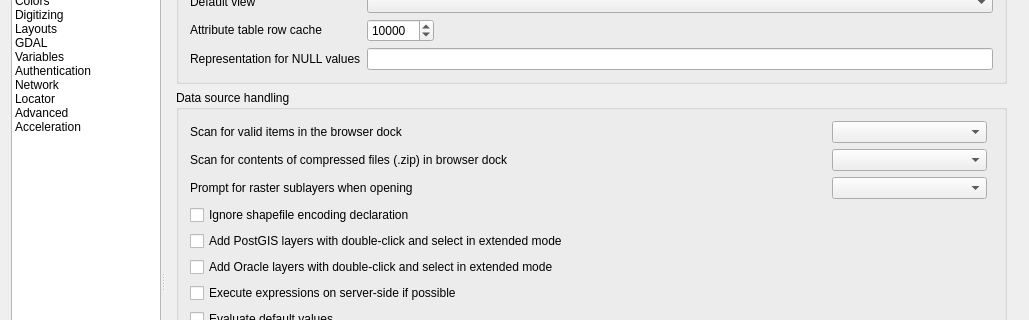
Qt form src/ui/qgsoptionsbase.ui (roya0045/QGIS_1) before a commit; both pictures show x 0 to 1029 and y 144 to 464 of the 1029 by 878 pixel window.
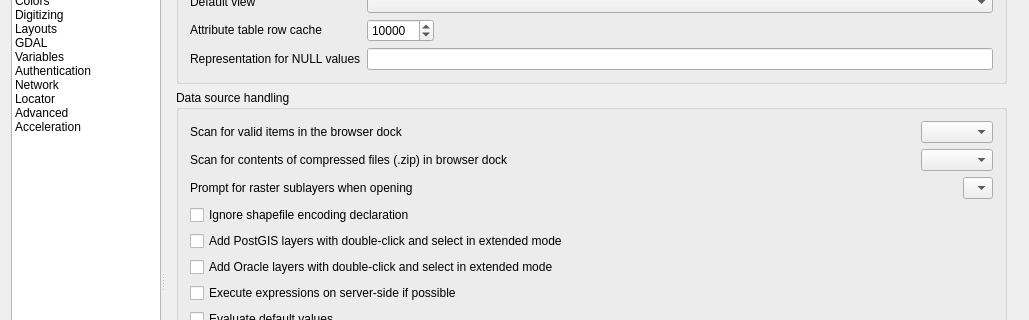
The same form after that commit. The open tabs and pages were chosen to show the change. Icons and pictures are not drawn. Custom widgets are drawn as their Qt base class.

What changed in the file:
```diff
--- a/src/ui/qgsoptionsbase.ui
+++ b/src/ui/qgsoptionsbase.ui
@@ -1912,18 +1912,68 @@
                  <property name="title">
                   <string>Data source handling</string>
                  </property>
-                 <layout class="QGridLayout" name="gridLayout_23" columnstretch="0,2,1,0">
-                  <item row="0" column="2">
+                 <layout class="QVBoxLayout" name="verticalLayout_24">
+                  <item>
+                   <layout class="QHBoxLayout" name="horizontalLayout_14">
+                    <item>
+                     <widget class="QLabel" name="label_30">
+                      <property name="text">
+                       <string>Scan for valid items in the browser dock</string>
+                      </property>
+                     </widget>
+                    </item>
+                    <item>
+                     <spacer name="horizontalSpacer_12">
+                      <property name="orientation">
+                       <enum>Qt::Horizontal</enum>
+                      </property>
+                      <property name="sizeHint" stdset="0">
+                       <size>
+                        <width>40</width>
+                        <height>20</height>
+                       </size>
+                      </property>
+                     </spacer>
+                    </item>
+                    <item>
                    <widget class="QComboBox" name="cmbScanItemsInBrowser"/>
                   </item>
-                  <item row="1" column="0">
+                   </layout>
+                  </item>
+                  <item>
+                   <layout class="QHBoxLayout" name="horizontalLayout_13">
+                    <item>
                    <widget class="QLabel" name="label_29">
                     <property name="text">
                      <string>Scan for contents of compressed files (.zip) in browser dock</string>
                     </property>
                    </widget>
                   </item>
-                  <item row="2" column="0">
+                    <item>
+                     <spacer name="horizontalSpacer_11">
+                      <property name="orientation">
+                       <enum>Qt::Horizontal</enum>
+                      </property>
+                      <property name="sizeHint" stdset="0">
+                       <size>
+                        <width>40</width>
+                        <height>20</height>
+                       </size>
+                      </property>
+                     </spacer>
+                    </item>
+                    <item>
+                     <widget class="QComboBox" name="cmbScanZipInBrowser">
+                      <property name="currentIndex">
+                       <number>-1</number>
+                      </property>
+                     </widget>
+                    </item>
+                   </layout>
+                  </item>
+                  <item>
+                   <layout class="QHBoxLayout" name="horizontalLayout_12">
+                    <item>
                    <widget class="QLabel" name="textLabel1_13">
                     <property name="sizePolicy">
                      <sizepolicy hsizetype="Fixed" vsizetype="Fixed">
@@ -1936,14 +1986,31 @@
                     </property>
                    </widget>
                   </item>
-                  <item row="6" column="0" colspan="4">
-                   <widget class="QCheckBox" name="cbxCompileExpressions">
+                    <item>
+                     <spacer name="horizontalSpacer_10">
+                      <property name="orientation">
+                       <enum>Qt::Horizontal</enum>
+                      </property>
+                      <property name="sizeHint" stdset="0">
+                       <size>
+                        <width>40</width>
+                        <height>20</height>
+                       </size>
+                      </property>
+                     </spacer>
+                    </item>
+                    <item>
+                     <widget class="QComboBox" name="cmbPromptRasterSublayers">
+                      <item>
                     <property name="text">
-                     <string>Execute expressions on server-side if possible</string>
-                    </property>
-                   </widget>
-                  </item>
-                  <item row="3" column="0" colspan="4">
+                        <string/>
+                       </property>
+                      </item>
+                     </widget>
+                    </item>
+                   </layout>
+                  </item>
+                  <item>
                    <widget class="QCheckBox" name="cbxIgnoreShapeEncoding">
                     <property name="toolTip">
                      <string>Disable OGR on-the-fly conversion from declared encoding to UTF-8</string>
@@ -1953,28 +2020,28 @@
                     </property>
                    </widget>
                   </item>
-                  <item row="4" column="0" colspan="4">
+                  <item>
                    <widget class="QCheckBox" name="cbxAddPostgisDC">
                     <property name="text">
                      <string>Add PostGIS layers with double-click and select in extended mode</string>
                     </property>
                    </widget>
                   </item>
-                  <item row="5" column="0" colspan="4">
+                  <item>
                    <widget class="QCheckBox" name="cbxAddOracleDC">
                     <property name="text">
                      <string>Add Oracle layers with double-click and select in extended mode</string>
                     </property>
                    </widget>
                   </item>
-                  <item row="1" column="2">
-                   <widget class="QComboBox" name="cmbScanZipInBrowser">
-                    <property name="currentIndex">
-                     <number>-1</number>
+                  <item>
+                   <widget class="QCheckBox" name="cbxCompileExpressions">
+                    <property name="text">
+                     <string>Execute expressions on server-side if possible</string>
                     </property>
                    </widget>
                   </item>
-                  <item row="7" column="0" colspan="4">
+                  <item>
                    <widget class="QCheckBox" name="cbxEvaluateDefaultValues">
                     <property name="toolTip">
                      <string>&lt;html&gt;&lt;head/&gt;&lt;body&gt;&lt;p&gt;When digitizing a new feature, default values are retrieved from the database. With this option turned on, the default values will be evaluated at the time of digitizing. With this option turned off, the default values will be evaluated at the time of saving.&lt;/p&gt;&lt;/body&gt;&lt;/html&gt;</string>
@@ -1984,35 +2051,6 @@
                     </property>
                    </widget>
                   </item>
-                  <item row="2" column="2">
-                   <widget class="QComboBox" name="cmbPromptRasterSublayers">
-                    <item>
-                     <property name="text">
-                      <string/>
-                     </property>
-                    </item>
-                   </widget>
-                  </item>
-                  <item row="0" column="0">
-                   <widget class="QLabel" name="label_30">
-                    <property name="text">
-                     <string>Scan for valid items in the browser dock</string>
-                    </property>
-                   </widget>
-                  </item>
-                  <item row="1" column="1">
-                   <spacer name="horizontalSpacer_3">
-                    <property name="orientation">
-                     <enum>Qt::Horizontal</enum>
-                    </property>
-                    <property name="sizeHint" stdset="0">
-                     <size>
-                      <width>40</width>
-                      <height>20</height>
-                     </size>
-                    </property>
-                   </spacer>
-                  </item>
                  </layout>
                 </widget>
                </item>
@@ -4165,14 +4203,7 @@
                    </widget>
                   </item>
                   <item row="5" column="2">
-                   <widget class="QgsColorButton" name="mSnappingMarkerColorButton">
-                    <property name="minimumSize">
-                     <size>
-                      <width>120</width>
-                      <height>0</height>
-                     </size>
-                    </property>
-                   </widget>
+                   <widget class="QgsColorButton" name="mSnappingMarkerColorButton"/>
                   </item>
                   <item row="6" column="0" colspan="4">
                    <widget class="QCheckBox" name="mSnappingTooltipsCheckbox">
@@ -4228,22 +4259,22 @@
                    </widget>
                   </item>
                   <item row="2" column="2">
-                   <widget class="QDoubleSpinBox" name="mMarkerSizeSpinBox">
+                   <widget class="QSpinBox" name="mMarkerSizeSpinBox">
                     <property name="layoutDirection">
                      <enum>Qt::LeftToRight</enum>
                     </property>
                     <property name="minimum">
-                     <number>0.4</number>
+                     <number>3</number>
                     </property>
                     <property name="singleStep">
-                     <number>0.2</number>
+                     <number>1</number>
                     </property>
                    </widget>
                   </item>
                   <item row="2" column="0">
                    <widget class="QLabel" name="label_6">
                     <property name="text">
-                     <string>Marker size (in millimeter)</string>
+                     <string>Marker size</string>
                     </property>
                    </widget>
                   </item>
```
Lines whose indentation alone changed are shown as unchanged.
